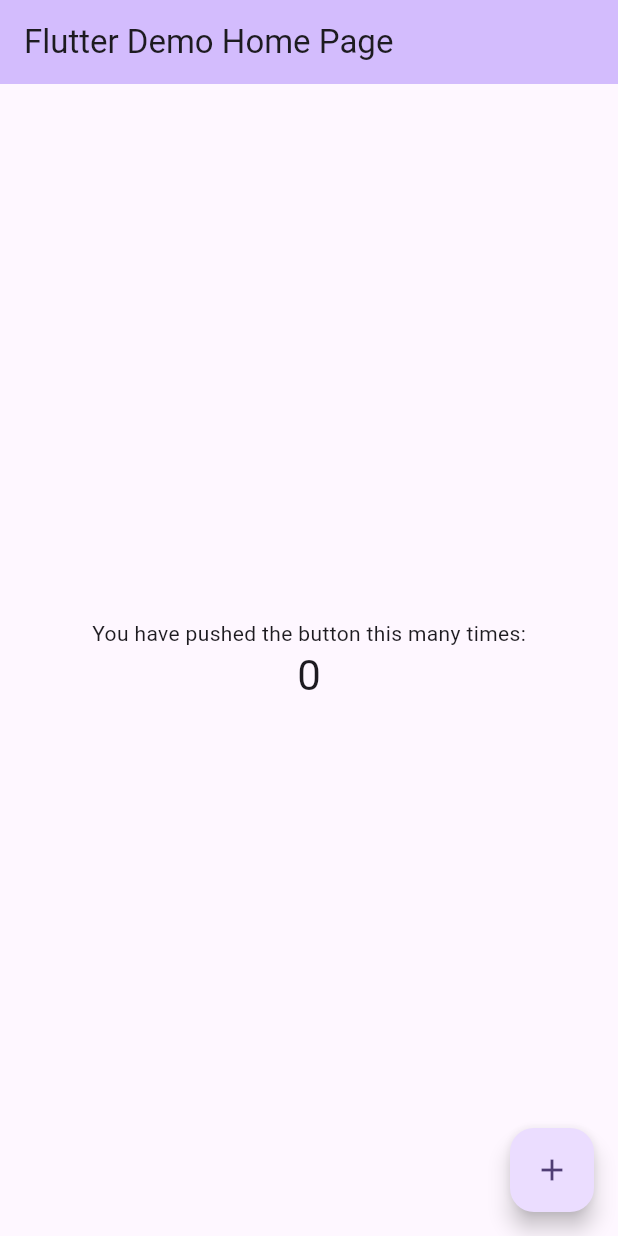
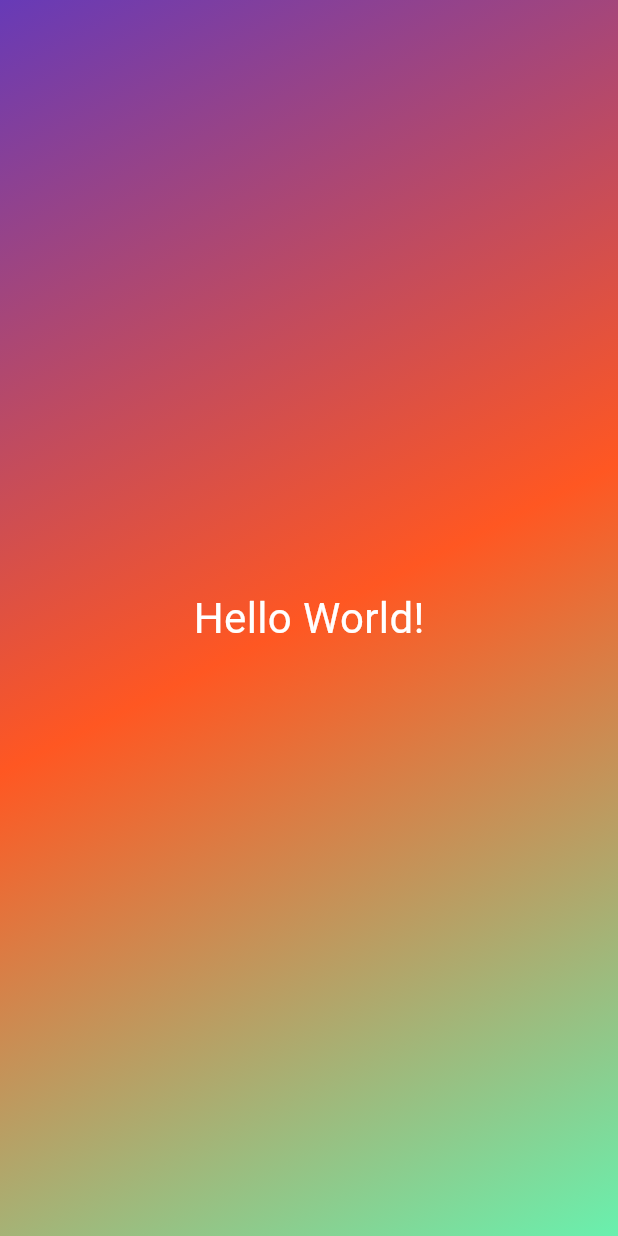
Before and after one commit to luckiMoH/flutterCourse, a Flutter app: the screen it shows after launch, on a phone screen of 412 x 824 dp. Run offline on Flutter 3.47's test engine with Material 3 defaults, Android fonts, the light colour scheme and no system bars.

Commit message:
Flutter kontynuacja nauki

```diff
--- a/aplikacja/aplikacjaflutter/lib/main.dart
+++ b/aplikacja/aplikacjaflutter/lib/main.dart
@@ -1,125 +1,35 @@
 import 'package:flutter/material.dart';
 
 void main() {
-  runApp(const MyApp());
+  runApp(
+     MaterialApp(
+      home: Scaffold(
+        body: GradientContainer()
+      ),
+    ),
+  );
 }
 
-class MyApp extends StatelessWidget {
-  const MyApp({super.key});
-
-  // This widget is the root of your application.
-  @override
-  Widget build(BuildContext context) {
-    return MaterialApp(
-      title: 'Flutter Demo',
-      theme: ThemeData(
-        // This is the theme of your application.
-        //
-        // TRY THIS: Try running your application with "flutter run". You'll see
-        // the application has a purple toolbar. Then, without quitting the app,
-        // try changing the seedColor in the colorScheme below to Colors.green
-        // and then invoke "hot reload" (save your changes or press the "hot
-        // reload" button in a Flutter-supported IDE, or press "r" if you used
-        // the command line to start the app).
-        //
-        // Notice that the counter didn't reset back to zero; the application
-        // state is not lost during the reload. To reset the state, use hot
-        // restart instead.
-        //
-        // This works for code too, not just values: Most code changes can be
-        // tested with just a hot reload.
-        colorScheme: ColorScheme.fromSeed(seedColor: Colors.deepPurple),
-        useMaterial3: true,
-      ),
-      home: const MyHomePage(title: 'Flutter Demo Home Page'),
-    );
+class GradientContainer extends StatelessWidget {
+  Widget build(context) {
+    return Container(
+          decoration: const BoxDecoration(
+          gradient: LinearGradient(
+            colors: [
+              Colors.deepPurple,
+              Colors.deepOrange,
+              Colors.greenAccent
+              ],
+              begin: Alignment.topLeft,
+              end: Alignment.bottomRight
+          )
+        ),
+          child: const Center(
+            child: Text('Hello World!', style: TextStyle(
+              color: Colors.white,
+              fontSize: 28
+            ),),
+          ),
+        );
   }
 }
-
-class MyHomePage extends StatefulWidget {
-  const MyHomePage({super.key, required this.title});
-
-  // This widget is the home page of your application. It is stateful, meaning
-  // that it has a State object (defined below) that contains fields that affect
-  // how it looks.
-
-  // This class is the configuration for the state. It holds the values (in this
-  // case the title) provided by the parent (in this case the App widget) and
-  // used by the build method of the State. Fields in a Widget subclass are
-  // always marked "final".
-
-  final String title;
-
-  @override
-  State<MyHomePage> createState() => _MyHomePageState();
-}
-
-class _MyHomePageState extends State<MyHomePage> {
-  int _counter = 0;
-
-  void _incrementCounter() {
-    setState(() {
-      // This call to setState tells the Flutter framework that something has
-      // changed in this State, which causes it to rerun the build method below
-      // so that the display can reflect the updated values. If we changed
-      // _counter without calling setState(), then the build method would not be
-      // called again, and so nothing would appear to happen.
-      _counter++;
-    });
-  }
-
-  @override
-  Widget build(BuildContext context) {
-    // This method is rerun every time setState is called, for instance as done
-    // by the _incrementCounter method above.
-    //
-    // The Flutter framework has been optimized to make rerunning build methods
-    // fast, so that you can just rebuild anything that needs updating rather
-    // than having to individually change instances of widgets.
-    return Scaffold(
-      appBar: AppBar(
-        // TRY THIS: Try changing the color here to a specific color (to
-        // Colors.amber, perhaps?) and trigger a hot reload to see the AppBar
-        // change color while the other colors stay the same.
-        backgroundColor: Theme.of(context).colorScheme.inversePrimary,
-        // Here we take the value from the MyHomePage object that was created by
-        // the App.build method, and use it to set our appbar title.
-        title: Text(widget.title),
-      ),
-      body: Center(
-        // Center is a layout widget. It takes a single child and positions it
-        // in the middle of the parent.
-        child: Column(
-          // Column is also a layout widget. It takes a list of children and
-          // arranges them vertically. By default, it sizes itself to fit its
-          // children horizontally, and tries to be as tall as its parent.
-          //
-          // Column has various properties to control how it sizes itself and
-          // how it positions its children. Here we use mainAxisAlignment to
-          // center the children vertically; the main axis here is the vertical
-          // axis because Columns are vertical (the cross axis would be
-          // horizontal).
-          //
-          // TRY THIS: Invoke "debug painting" (choose the "Toggle Debug Paint"
-          // action in the IDE, or press "p" in the console), to see the
-          // wireframe for each widget.
-          mainAxisAlignment: MainAxisAlignment.center,
-          children: <Widget>[
-            const Text(
-              'You have pushed the button this many times:',
-            ),
-            Text(
-              '$_counter',
-              style: Theme.of(context).textTheme.headlineMedium,
-            ),
-          ],
-        ),
-      ),
-      floatingActionButton: FloatingActionButton(
-        onPressed: _incrementCounter,
-        tooltip: 'Increment',
-        child: const Icon(Icons.add),
-      ), // This trailing comma makes auto-formatting nicer for build methods.
-    );
-  }
-}
```
